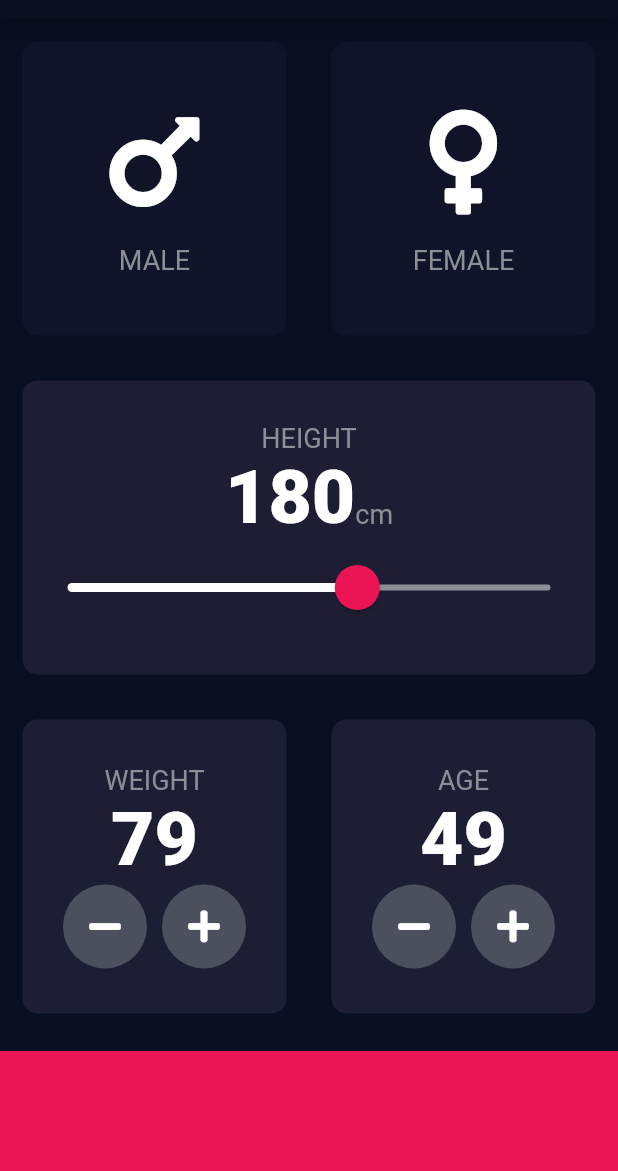
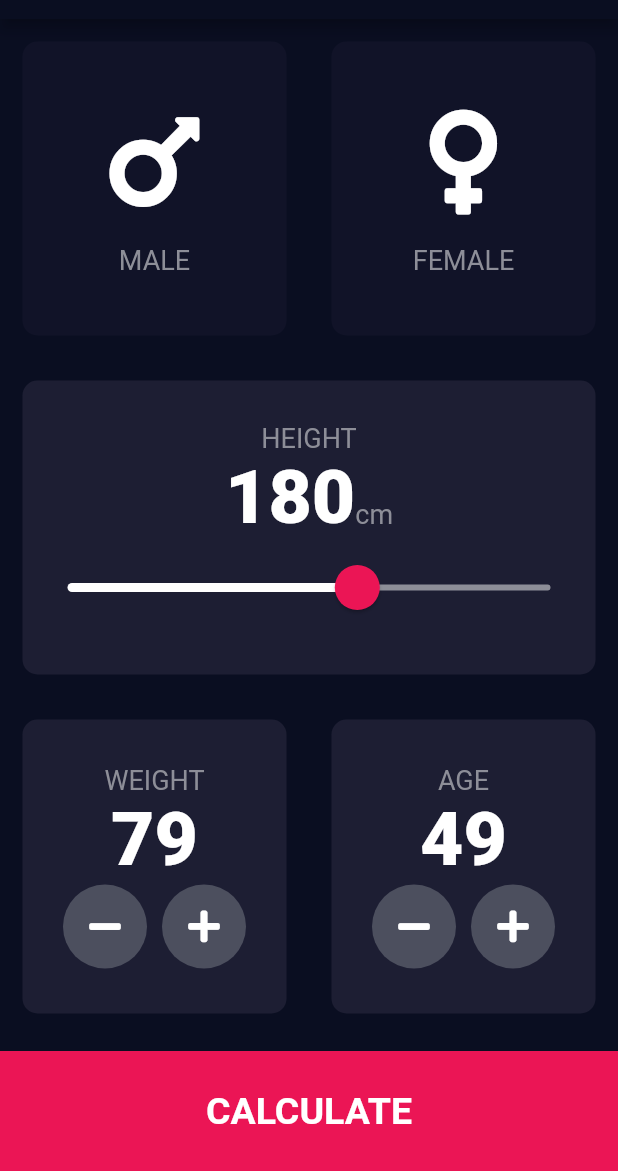
Before and after one commit to josenaves/BMI_Calculator, a Flutter app: the screen it shows after launch, on a phone screen of 412 x 824 dp, the part 65-1236 px from its top. Run offline on Flutter 3.47's test engine with Material 2 defaults, Android fonts, the phone set to English and light mode, and no system bars; our stand-ins replace font_awesome_flutter.

```diff
--- /dev/null
+++ b/lib/components/bottom_button.dart
@@ -0,0 +1,29 @@
+import 'package:flutter/material.dart';
+
+import '../constants.dart';
+
+class BottomButton extends StatelessWidget {
+  const BottomButton({@required this.onTap, @required this.buttonTitle});
+
+  final Function onTap;
+  final String buttonTitle;
+
+  @override
+  Widget build(BuildContext context) {
+    return GestureDetector(
+      onTap: () => onTap(),
+      child: Container(
+        child: Center(
+          child: Text(
+            buttonTitle,
+            style: largeButtonTextStyle,
+          ),
+        ),
+        color: bottomContainerColor,
+        margin: EdgeInsets.only(top: 10.0),
+        width: double.infinity,
+        height: bottomContainerHeight,
+      ),
+    );
+  }
+}
--- a/lib/icon_content.dart
+++ b/lib/components/icon_content.dart
@@ -1,5 +1,6 @@
-import 'package:bmi_calculator/constants.dart';
 import 'package:flutter/material.dart';
+
+import '../constants.dart';
 
 class IconContent extends StatelessWidget {
   IconContent({@required this.label, @required this.icon});
--- /dev/null
+++ b/lib/components/round_icon_button.dart
@@ -0,0 +1,23 @@
+import 'package:flutter/material.dart';
+
+class RoundIconButton extends StatelessWidget {
+  RoundIconButton({@required this.onPressed, @required this.icon});
+
+  final IconData icon;
+  final Function onPressed;
+
+  @override
+  Widget build(BuildContext context) {
+    return RawMaterialButton(
+      elevation: 0.0,
+      child: Icon(icon),
+      constraints: BoxConstraints.tightFor(
+        width: 56.0,
+        height: 56.0,
+      ),
+      shape: CircleBorder(),
+      fillColor: Color(0xFF4C4F5E),
+      onPressed: onPressed,
+    );
+  }
+}
--- a/lib/main.dart
+++ b/lib/main.dart
@@ -1,5 +1,7 @@
-import 'package:bmi_calculator/input_page.dart';
 import 'package:flutter/material.dart';
+
+import 'screens/input_page.dart';
+import 'screens/results_page.dart';
 
 void main() {
   runApp(BMICalculator());
@@ -9,11 +11,14 @@ class BMICalculator extends StatelessWidget {
   @override
   Widget build(BuildContext context) {
     return MaterialApp(
-      theme: ThemeData.dark().copyWith(
-        primaryColor: Color(0xFF0A0E21),
-        scaffoldBackgroundColor: Color(0xFF0A0E21),
-      ),
-      home: InputPage(),
-    );
+        theme: ThemeData.dark().copyWith(
+          primaryColor: Color(0xFF0A0E21),
+          scaffoldBackgroundColor: Color(0xFF0A0E21),
+        ),
+        initialRoute: '/',
+        routes: {
+          '/': (context) => InputPage(),
+          '/results': (context) => ResultsPage(),
+        });
   }
 }
--- a/lib/input_page.dart
+++ b/lib/screens/input_page.dart
@@ -1,8 +1,11 @@
-import 'package:bmi_calculator/constants.dart';
-import 'package:bmi_calculator/icon_content.dart';
-import 'package:bmi_calculator/reusable_card.dart';
 import 'package:flutter/material.dart';
 import 'package:font_awesome_flutter/font_awesome_flutter.dart';
+
+import '../components/bottom_button.dart';
+import '../constants.dart';
+import '../components/icon_content.dart';
+import '../components/reusable_card.dart';
+import '../components/round_icon_button.dart';
 
 enum GenderType { male, female }
 
@@ -201,36 +204,12 @@ class _InputPageState extends State<InputPage> {
               ],
             ),
           ),
-          Container(
-            color: bottomContainerColor,
-            margin: EdgeInsets.only(top: 10.0),
-            width: double.infinity,
-            height: bottomContainerHeight,
+          BottomButton(
+            buttonTitle: 'CALCULATE',
+            onTap: () => Navigator.pushNamed(context, '/results'),
           )
         ],
       ),
     );
   }
 }
-
-class RoundIconButton extends StatelessWidget {
-  RoundIconButton({@required this.onPressed, @required this.icon});
-
-  final IconData icon;
-  final Function onPressed;
-
-  @override
-  Widget build(BuildContext context) {
-    return RawMaterialButton(
-      elevation: 0.0,
-      child: Icon(icon),
-      constraints: BoxConstraints.tightFor(
-        width: 56.0,
-        height: 56.0,
-      ),
-      shape: CircleBorder(),
-      fillColor: Color(0xFF4C4F5E),
-      onPressed: onPressed,
-    );
-  }
-}
```
Also changed, not shown: lib/constants.dart (+25 -0 lines), lib/screens/results_page.dart (added, +61 -0 lines), lib/components/reusable_card.dart (renamed from lib/reusable_card.dart).
